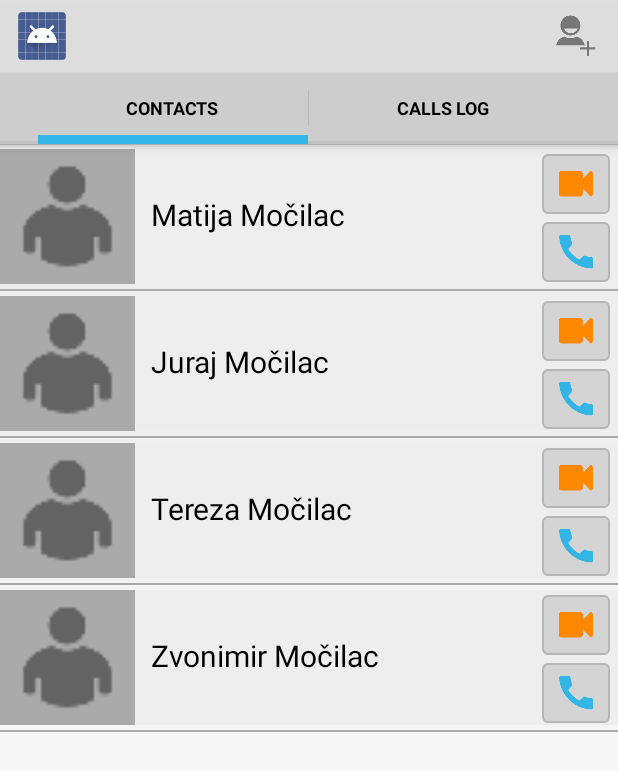
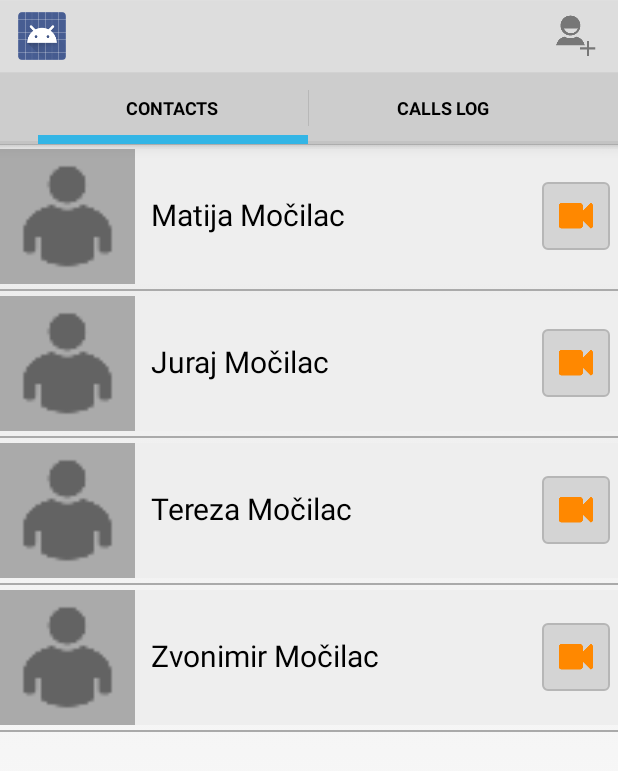
Before and after one commit to mmatija/Carewell, an Android app: the screen it shows after launch (MainActivity), on a phone screen of 412 x 824 dp. Shown: the top 771 px of the screen. Run offline under Robolectric (Android 15) with nearby library versions, the phone set to English and light mode, and no system bars.

Commit message:
Audio call button removed, added JSON parser method, added storing user id to Shared Preferences, added sorting calls log from most recent to least recent

```diff
--- a/app/src/main/java/com/example/matija_pc/carewell/activities/CallActivity.java
+++ b/app/src/main/java/com/example/matija_pc/carewell/activities/CallActivity.java
@@ -19,7 +19,8 @@ public class CallActivity extends Activity {
     protected void onCreate(Bundle savedInstanceState) {
         super.onCreate(savedInstanceState);
         setContentView(R.layout.call_activity);
-        String urlString="https://dams-smreki.herokuapp.com";
+        String roomName = "soba1";
+        String urlString="https://dams-smreki.herokuapp.com/" + roomName;
         Intent intent=new Intent(Intent.ACTION_VIEW,Uri.parse(urlString));
         intent.addFlags(Intent.FLAG_ACTIVITY_NEW_TASK);
         intent.setPackage("com.android.chrome");
--- a/app/src/main/java/com/example/matija_pc/carewell/activities/UserProfileActivity.java
+++ b/app/src/main/java/com/example/matija_pc/carewell/activities/UserProfileActivity.java
@@ -49,7 +49,7 @@ public class UserProfileActivity extends Activity {
         RelativeLayout videoCallLayout = (RelativeLayout) findViewById(R.id.video_call_layout);
         ImageButton videoCallButton = (ImageButton) findViewById(R.id.video_call_button);
         RelativeLayout audioCallLayout = (RelativeLayout) findViewById(R.id.audio_call_layout);
-        ImageButton audioCallButton = (ImageButton) findViewById(R.id.audio_call_button);
+//        ImageButton audioCallButton = (ImageButton) findViewById(R.id.audio_call_button);
         RelativeLayout sendMessageLayout = (RelativeLayout) findViewById(R.id.send_message_layout);
         ImageButton sendMessageButton = (ImageButton) findViewById(R.id.send_message_button);
         ImageView userImage = (ImageView) findViewById(R.id.user_picture);
@@ -70,14 +70,14 @@ public class UserProfileActivity extends Activity {
 
         videoCallButton.setTag(videoCallHelper);
         videoCallLayout.setTag(videoCallHelper);
-        audioCallButton.setTag(audioCallHelper);
+//        audioCallButton.setTag(audioCallHelper);
         audioCallLayout.setTag(audioCallHelper);
         sendMessageButton.setTag(userID);
         sendMessageLayout.setTag(userID);
         videoCallLayout.setOnClickListener(new CallButtonListener(this));
         videoCallButton.setOnClickListener(new CallButtonListener(this));
         audioCallLayout.setOnClickListener(new CallButtonListener(this));
-        audioCallButton.setOnClickListener(new CallButtonListener(this));
+//        audioCallButton.setOnClickListener(new CallButtonListener(this));
         sendMessageLayout.setOnClickListener(new SendMessageButtonListener(this));
         sendMessageButton.setOnClickListener(new SendMessageButtonListener(this));
         userImage.setOnClickListener(changeUserImage);
--- a/app/src/main/java/com/example/matija_pc/carewell/adapters/ContactsAdapter.java
+++ b/app/src/main/java/com/example/matija_pc/carewell/adapters/ContactsAdapter.java
@@ -66,7 +66,7 @@ public class ContactsAdapter extends BaseAdapter {
             contactsViewHolder.userInfo = (TextView) v.findViewById(R.id.user_info);
             contactsViewHolder.userImage = (ImageView) v.findViewById(R.id.user_picture_thumbnail);
             contactsViewHolder.videoCallButton = (ImageButton) v.findViewById(R.id.video_call_button);
-            contactsViewHolder.audioCallButton = (ImageButton) v.findViewById(R.id.audio_call_button);
+//            contactsViewHolder.audioCallButton = (ImageButton) v.findViewById(R.id.audio_call_button);
             v.setTag(contactsViewHolder);
         }
         else contactsViewHolder = (ContactsViewHolder) view.getTag();
@@ -127,9 +127,9 @@ public class ContactsAdapter extends BaseAdapter {
         audioCallHelper.callType = "audio";
 
         contactsViewHolder.videoCallButton.setTag(videCallHelper);
-        contactsViewHolder.audioCallButton.setTag(audioCallHelper);
+//        contactsViewHolder.audioCallButton.setTag(audioCallHelper);
         contactsViewHolder.videoCallButton.setOnClickListener(new CallButtonListener(mActivity));
-        contactsViewHolder.audioCallButton.setOnClickListener(new CallButtonListener(mActivity));
+//        contactsViewHolder.audioCallButton.setOnClickListener(new CallButtonListener(mActivity));
         return v;
     }
 
@@ -138,7 +138,7 @@ public class ContactsAdapter extends BaseAdapter {
         public ImageView userImage;
         public TextView userInfo;
         public ImageButton videoCallButton;
-        public ImageButton audioCallButton;
+//        public ImageButton audioCallButton;
     }
 
 }
--- a/app/src/main/java/com/example/matija_pc/carewell/fragments/CallsFragment.java
+++ b/app/src/main/java/com/example/matija_pc/carewell/fragments/CallsFragment.java
@@ -64,7 +64,8 @@ public class CallsFragment extends Fragment {
         @Override
         protected Void doInBackground(Void... params) {
             DatabaseOperations databaseOperations = new DatabaseOperations(getActivity().getApplicationContext());
-            Cursor result = databaseOperations.select("SELECT * FROM " + DatabaseTables.CallsLog.TABLE_NAME, null);
+            String query = "SELECT * FROM " + DatabaseTables.CallsLog.TABLE_NAME + " ORDER BY " + DatabaseTables.CallsLog.CALL_START + " DESC";
+            Cursor result = databaseOperations.select(query, null);
             result.moveToFirst();
             while (!result.isAfterLast()) {
                 HashMap<String, String> call = new HashMap<String, String>();
--- a/app/src/main/java/com/example/matija_pc/carewell/listeners/CallButtonListener.java
+++ b/app/src/main/java/com/example/matija_pc/carewell/listeners/CallButtonListener.java
@@ -14,7 +14,6 @@ import com.example.matija_pc.carewell.fragments.CallsFragment;
 
 import java.util.ArrayList;
 import java.util.HashMap;
-import java.util.Random;
 
 /**
  * Created by Matija-PC on 13.4.2015..
@@ -43,7 +42,6 @@ public class CallButtonListener implements View.OnClickListener {
     public static void addCallToAdapter (long callFinish) {
 
         ContentValues values = new ContentValues();
-        Random r = new Random();
         long callDuration = callFinish - callStart;
         String callDirection = "outgoing";
         if (callDirection.equals("missed")) callDuration = 0;
@@ -76,7 +74,7 @@ public class CallButtonListener implements View.OnClickListener {
         call.put(DatabaseTables.CallsLog.CALL_DURATION, values.getAsString(DatabaseTables.CallsLog.CALL_DURATION));
         call.put(DatabaseTables.CallsLog.CALL_DIRECTION, values.getAsString(DatabaseTables.CallsLog.CALL_DIRECTION));
         call.put(DatabaseTables.CallsLog.CALL_TYPE, values.getAsString(DatabaseTables.CallsLog.CALL_TYPE));
-        CallsFragment.calls.add(call);
+        CallsFragment.calls.add(0,call);
         CallsFragment.callsAdapter.notifyDataSetChanged();
     }
 
--- a/app/src/main/res/layout/activity_user_profile.xml
+++ b/app/src/main/res/layout/activity_user_profile.xml
@@ -49,7 +49,7 @@
         android:background="@drawable/custom_button">
 
 
-        <ImageButton
+        <!--<ImageButton
             android:layout_width="wrap_content"
             android:layout_height="wrap_content"
             android:src="@drawable/audio_call_icon"
@@ -65,7 +65,7 @@
             android:textStyle="bold"
             android:textSize="@dimen/abc_text_size_large_material"
             android:id="@+id/phone_call_text"
-            android:gravity="center_vertical"/>
+            android:gravity="center_vertical"/>-->
         </RelativeLayout>
 
 
--- a/app/src/main/res/layout/contact.xml
+++ b/app/src/main/res/layout/contact.xml
@@ -54,21 +54,20 @@
             android:layout_alignParentRight="true"
             android:layout_alignTop="@id/thumbnail"
             android:orientation="vertical"
-            android:paddingRight="5dp">
+            android:paddingRight="5dp"
+            android:gravity="center">
 
             <ImageButton
                 android:id="@+id/video_call_button"
                 android:layout_width="45dp"
-                android:layout_height="40dp"
+                android:layout_height="45dp"
                 android:src="@drawable/video_call_icon"
                 android:layout_alignParentLeft="true"
                 android:focusable="false"
                 android:background="@drawable/call_button"
-                android:layout_marginTop="3dp"
-
             />
 
-            <ImageButton
+            <!--<ImageButton
                 android:id="@+id/audio_call_button"
                 android:layout_width="45dp"
                 android:layout_height="40dp"
@@ -77,7 +76,7 @@
                 android:focusable="false"
                 android:background="@drawable/call_button"
                 android:layout_marginTop="5dp"
-             />
+             />-->
             </LinearLayout>
 
     </RelativeLayout>
```
Also changed, not shown: app/src/main/java/com/example/matija_pc/carewell/JsonParser.java (added, +53 -0 lines), app/src/main/java/com/example/matija_pc/carewell/adapters/CallsAdapter.java (+10 -10 lines), app/src/main/java/com/example/matija_pc/carewell/fragments/ContactsFragment.java (+60 -57 lines), app/src/main/res/layout/call_log.xml (+6 -5 lines).
